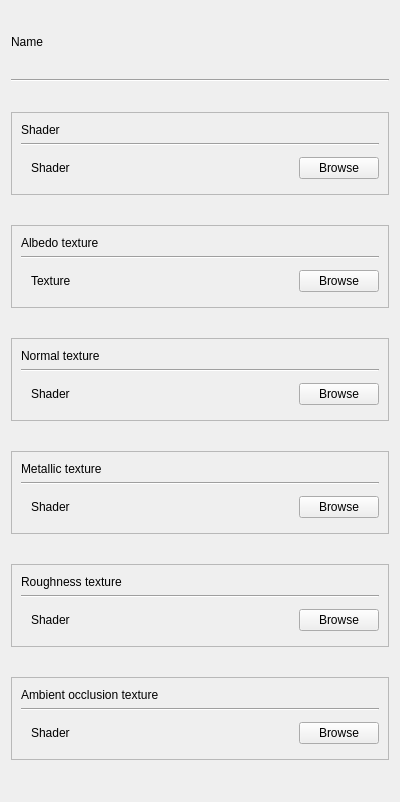
This is editor/ui/inspector/material_inspector_content.ui in BlainnflareEngine/BlainnflareEngine as Qt 5 draws it before an edit. The edited form follows.
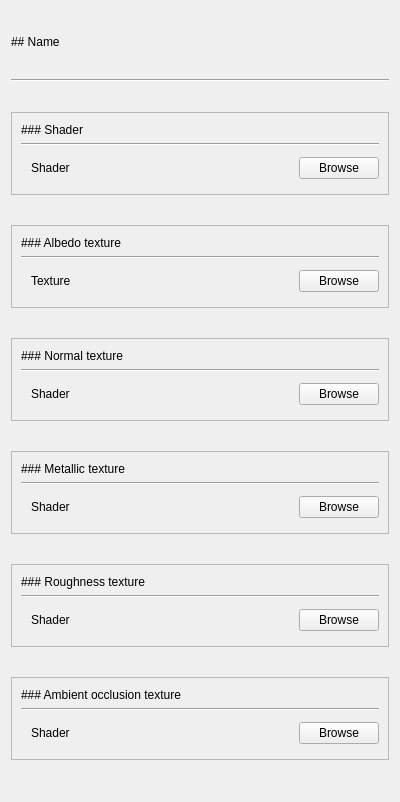
This is the edited form. Custom widgets are drawn as their Qt base class.

```diff
--- a/editor/ui/inspector/material_inspector_content.ui
+++ b/editor/ui/inspector/material_inspector_content.ui
@@ -32,7 +32,10 @@
       </sizepolicy>
      </property>
      <property name="text">
-      <string>Name</string>
+      <string>## Name</string>
+     </property>
+     <property name="textFormat">
+      <enum>Qt::TextFormat::MarkdownText</enum>
      </property>
     </widget>
    </item>
@@ -73,7 +76,10 @@
       <item>
        <widget class="QLabel" name="label">
         <property name="text">
-         <string>Shader</string>
+         <string>### Shader</string>
+        </property>
+        <property name="textFormat">
+         <enum>Qt::TextFormat::MarkdownText</enum>
         </property>
        </widget>
       </item>
@@ -149,7 +155,10 @@
       <item>
        <widget class="QLabel" name="label_2">
         <property name="text">
-         <string>Albedo texture</string>
+         <string>### Albedo texture</string>
+        </property>
+        <property name="textFormat">
+         <enum>Qt::TextFormat::MarkdownText</enum>
         </property>
        </widget>
       </item>
@@ -225,7 +234,10 @@
       <item>
        <widget class="QLabel" name="label_3">
         <property name="text">
-         <string>Normal texture</string>
+         <string>### Normal texture</string>
+        </property>
+        <property name="textFormat">
+         <enum>Qt::TextFormat::MarkdownText</enum>
         </property>
        </widget>
       </item>
@@ -301,7 +313,10 @@
       <item>
        <widget class="QLabel" name="label_4">
         <property name="text">
-         <string>Metallic texture</string>
+         <string>### Metallic texture</string>
+        </property>
+        <property name="textFormat">
+         <enum>Qt::TextFormat::MarkdownText</enum>
         </property>
        </widget>
       </item>
@@ -377,7 +392,10 @@
       <item>
        <widget class="QLabel" name="label_5">
         <property name="text">
-         <string>Roughness texture</string>
+         <string>### Roughness texture</string>
+        </property>
+        <property name="textFormat">
+         <enum>Qt::TextFormat::MarkdownText</enum>
         </property>
        </widget>
       </item>
@@ -453,7 +471,10 @@
       <item>
        <widget class="QLabel" name="label_6">
         <property name="text">
-         <string>Ambient occlusion texture</string>
+         <string>### Ambient occlusion texture</string>
+        </property>
+        <property name="textFormat">
+         <enum>Qt::TextFormat::MarkdownText</enum>
         </property>
        </widget>
       </item>
```
